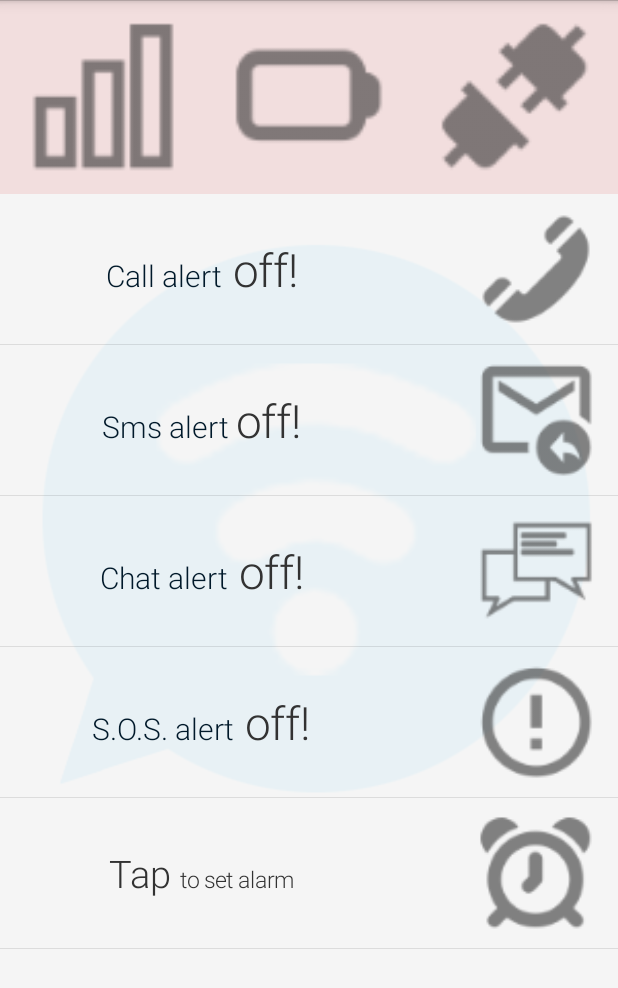
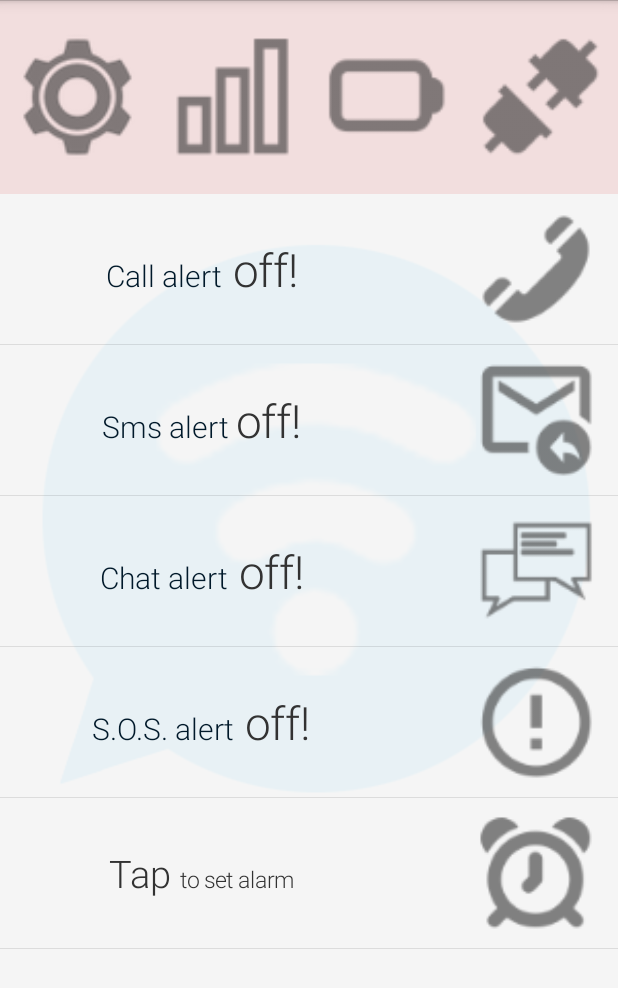
Before and after one commit to biospank/vibwear-studio, an Android app: the screen it shows after launch (VibWearActivity), on a phone screen of 412 x 824 dp, the part 72-1060 px from its top. Run offline under Robolectric (Android 15) with nearby library versions, the phone set to English and light mode, and no system bars; libraries missing offline, so code that uses them is left out: com.mbientlab.metawear; 3 statements that could not run were skipped.

Commit message:
Add general settings
Add change board name

```diff
--- a/app/src/main/java/it/vibwear/app/ModuleActivity.java
+++ b/app/src/main/java/it/vibwear/app/ModuleActivity.java
@@ -23,6 +23,7 @@ import com.mbientlab.metawear.api.characteristic.Battery;
 import com.mbientlab.metawear.api.characteristic.DeviceInformation;
 import com.mbientlab.metawear.api.controller.Haptic;
 import com.mbientlab.metawear.api.controller.MechanicalSwitch;
+import com.mbientlab.metawear.api.controller.Settings;
 
 import android.app.Activity;
 import android.bluetooth.BluetoothAdapter;
@@ -59,7 +60,9 @@ public class ModuleActivity extends Activity implements ServiceConnection, OnDev
     protected Haptic hapticController;
     protected static BluetoothDevice device;
     protected MechanicalSwitch switchController;
+    protected Settings settingsController;
     protected String firmwareVersion;
+    protected String deviceName;
 
 
     private DeviceCallbacks dCallback= new MetaWearController.DeviceCallbacks() {
@@ -67,6 +70,7 @@ public class ModuleActivity extends Activity implements ServiceConnection, OnDev
         @Override
         public void connected() {
             mwController.readDeviceInformation();
+            settingsController.readDeviceName();
     		switchController.enableNotification();
             invalidateOptionsMenu();
 
@@ -142,6 +146,14 @@ public class ModuleActivity extends Activity implements ServiceConnection, OnDev
         }
     };
 
+    private Settings.Callbacks sCallback = new Settings.Callbacks() {
+
+        @Override
+        public void receivedDeviceName(String name) {
+            deviceName = name;
+        }
+    };
+
     protected void updateSignalLevel(int rssiPercent) {};
     protected void updateBatteryLevel(String batteryLevel) {};
 
@@ -207,6 +219,7 @@ public class ModuleActivity extends Activity implements ServiceConnection, OnDev
         mwService = ((MetaWearBleService.LocalBinder) service).getService();
         if (device != null) {
         	initializeAndConnect();
+            settingsController.readDeviceName();
         }
     }
 
@@ -234,8 +247,10 @@ public class ModuleActivity extends Activity implements ServiceConnection, OnDev
 	private void initializeAndConnect() {
 		mwController = mwService.getMetaWearController(device);
     	switchController = (MechanicalSwitch) mwController.getModuleController(Module.MECHANICAL_SWITCH);
+        settingsController = (Settings) mwController.getModuleController(Module.SETTINGS);
         mwController.addDeviceCallback(dCallback);
         mwController.addModuleCallback(mCallback);
+        mwController.addModuleCallback(sCallback);
         hapticController = (Haptic) mwController.getModuleController(Module.HAPTIC);
         mwController.connect();
 	}
@@ -305,7 +320,7 @@ public class ModuleActivity extends Activity implements ServiceConnection, OnDev
 		}
 	}
 
-	protected void requestSignalLevel() {
+    protected void requestSignalLevel() {
     	if(mwController != null && mwController.isConnected()) {
     		mwController.readRemoteRSSI();
 		}
@@ -316,6 +331,8 @@ public class ModuleActivity extends Activity implements ServiceConnection, OnDev
     		mwController.readBatteryLevel();
 		}
 	}
+
+    public String getDeviceName() { return deviceName; }
 
     @Override
     public void onDestroy() {
--- a/app/src/main/java/it/vibwear/app/VibWearActivity.java
+++ b/app/src/main/java/it/vibwear/app/VibWearActivity.java
@@ -6,6 +6,7 @@ import it.vibwear.app.fragments.LocationFragment;
 import it.vibwear.app.fragments.ServicesFragment;
 import it.vibwear.app.fragments.AlarmFragment.AlarmListner;
 import it.vibwear.app.fragments.LocationFragment.OnLocationChangeListener;
+import it.vibwear.app.fragments.SettingsDetailFragment;
 import it.vibwear.app.scanner.ScannerFragment;
 import java.util.Timer;
 import java.util.TimerTask;
@@ -25,8 +26,9 @@ import android.os.Bundle;
 import android.os.PowerManager;
 import android.view.Menu;
 import android.view.MenuItem;
+import android.widget.Toast;
 
-public class VibWearActivity extends ModuleActivity implements OnLocationChangeListener, AlarmListner {
+public class VibWearActivity extends ModuleActivity implements OnLocationChangeListener, SettingsDetailFragment.OnSettingsChangeListener, AlarmListner {
 	private static final String VERSION = "1.2.0";
 	private static final long SIGNAL_START_DELAY = 10000;
 	private static final long SIGNAL_SCHEDULE_TIME = 5000;
@@ -199,6 +201,16 @@ public class VibWearActivity extends ModuleActivity implements OnLocationChangeL
 		//vibrate(ModuleActivity.LOW_SIGNAL_VIB_MODE, null);
 	}
 
+    @Override
+    public void onBoardNameChange(String boardName) {
+        if(mwController != null && mwController.isConnected()) {
+            settingsController.setDeviceName(boardName);
+            deviceName = boardName;
+        }
+    }
+
+    public boolean isBoardConnected() {return (mwController != null && mwController.isConnected());}
+
 	protected void initializeView(Bundle savedInstanceState) {
 		if(savedInstanceState != null) {
 			locationFrag = (LocationFragment) getFragmentManager().getFragment(savedInstanceState, "locationFragment");
--- a/app/src/main/res/layout-land/fragment_location.xml
+++ b/app/src/main/res/layout-land/fragment_location.xml
@@ -1,9 +1,23 @@
 <?xml version="1.0" encoding="utf-8"?>
-<LinearLayout xmlns:android="http://schemas.android.com/apk/res/android"
+<ScrollView xmlns:android="http://schemas.android.com/apk/res/android"
+    android:layout_width="fill_parent"
+    android:layout_height="fill_parent"
+    android:fillViewport="true" >
+    <LinearLayout
+        android:id="@+id/header"
         android:layout_width="match_parent"
         android:layout_height="match_parent"
         android:orientation="vertical"
+        android:scrollbars="vertical"
         android:background="@color/headColorOff" >
+
+        <ImageView
+            android:id="@+id/icSettings"
+            android:layout_gravity="center"
+            android:layout_width="match_parent"
+            android:layout_height="match_parent"
+            android:layout_weight="1"
+            android:src="@drawable/ic_settings" />
 
         <ImageView
             android:id="@+id/icSignal"
@@ -29,5 +43,5 @@
             android:layout_weight="1"
             android:src="@drawable/ic_connection" />
 
-
     </LinearLayout>
+</ScrollView>
--- a/app/src/main/res/layout/fragment_location.xml
+++ b/app/src/main/res/layout/fragment_location.xml
@@ -1,30 +1,42 @@
 <?xml version="1.0" encoding="utf-8"?>
-<LinearLayout xmlns:android="http://schemas.android.com/apk/res/android"
+<HorizontalScrollView xmlns:android="http://schemas.android.com/apk/res/android"
+    android:layout_width="fill_parent"
+    android:layout_height="fill_parent"
+    android:fillViewport="true" >
+    <LinearLayout
+        android:id="@+id/header"
+        android:layout_width="fill_parent"
+        android:layout_height="fill_parent"
+        android:orientation="horizontal"
+        android:background="@color/headColorOff">
+
+        <ImageView
+            android:id="@+id/icSettings"
             android:layout_width="match_parent"
             android:layout_height="match_parent"
-    android:orientation="horizontal"
-    android:background="@color/headColorOff" >
+            android:src="@drawable/ic_settings"
+            android:layout_weight="1" />
 
         <ImageView
             android:id="@+id/icSignal"
-        android:layout_width="wrap_content"
+            android:layout_width="match_parent"
             android:layout_height="match_parent"
-        android:layout_weight="1"
-	    android:src="@drawable/ic_signal" />
+            android:src="@drawable/ic_signal"
+            android:layout_weight="1" />
 
         <ImageView
             android:id="@+id/icBattery"
-        android:layout_width="wrap_content"
+            android:layout_width="match_parent"
             android:layout_height="match_parent"
-        android:layout_weight="1"
-	    android:src="@drawable/ic_battery" />
+            android:src="@drawable/ic_battery"
+            android:layout_weight="1" />
 
         <ImageView
             android:id="@+id/icLocation"
-        android:layout_width="wrap_content"
+            android:layout_width="match_parent"
             android:layout_height="match_parent"
-        android:layout_weight="1"
-	    android:src="@drawable/ic_connection" />
-
+            android:src="@drawable/ic_connection"
+            android:layout_weight="1" />
 
     </LinearLayout>
+</HorizontalScrollView>
--- a/app/src/main/res/values/strings.xml
+++ b/app/src/main/res/values/strings.xml
@@ -38,6 +38,9 @@ contact MbientLab Inc, at www.mbientlab.com.
     <string name="refresh">Refresh</string>
     <string name="inboundsms">incoming sms</string>
     <string name="audiosensor">audio sensor</string>
+    <string name="label_change_board_name_msg">Change board name</string>
+    <string name="board_name_changed_msg">Board name changed</string>
+    <string name="change">Change</string>
     <string name="test">Test</string>
     <string name="stop">Interrupt</string>
     <string name="alarm">Alarm</string>
@@ -91,4 +94,7 @@ contact MbientLab Inc, at www.mbientlab.com.
     <string name="scanner_subtitle_bonded">BONDED DEVICES:</string>
     <string name="scanner_subtitle__not_bonded">AVAILABLE DEVICES:</string>
 
+<!-- TODO: Remove or change this placeholder text -->
+    <string name="hello_blank_fragment">Hello blank fragment</string>
+
 </resources>
```
Also changed, not shown: app/src/main/java/it/vibwear/app/fragments/LocationFragment.java (+37 -5 lines), app/src/main/java/it/vibwear/app/fragments/SettingsDetailFragment.java (added, +91 -0 lines), app/src/main/res/layout/fragment_settings_detail.xml (added, +58 -0 lines), app/src/main/res/drawable-hdpi/ic_settings.png (added), app/src/main/res/drawable-hdpi/ic_settings_active.png (added), app/src/main/res/drawable-ldpi/ic_settings.png (added), app/src/main/res/drawable-ldpi/ic_settings_active.png (added), app/src/main/res/drawable-mdpi/ic_settings.png (added), app/src/main/res/drawable-mdpi/ic_settings_active.png (added), app/src/main/res/drawable-xhdpi/ic_settings.png (added), app/src/main/res/drawable-xhdpi/ic_settings_active.png (added), app/src/main/res/drawable-xxhdpi/ic_settings.png (added), app/src/main/res/drawable-xxhdpi/ic_settings_active.png (added), app/src/main/res/drawable-xxxhdpi/ic_settings.png (added), 1 more files. Lines whose indentation alone changed are shown as unchanged.
